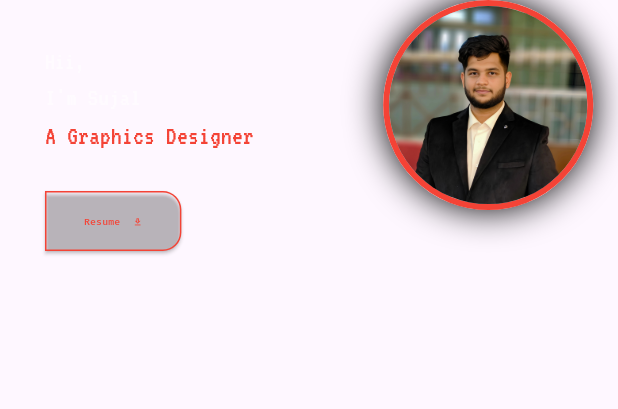
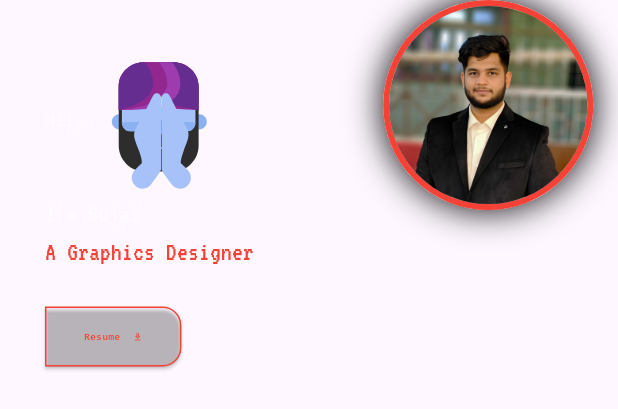
Before and after one commit to geeksks88/personal_portfolio, a Flutter app: the MiddleDesktop widget shown alone on an empty page, opened directly, on a phone screen of 412 x 824 dp. Shown: the top 409 px of the screen. Run offline on Flutter 3.47's test engine with Material 3 defaults, Android fonts, the phone set to English and light mode, and no system bars; drawn by our look-alikes of animated_text_kit; our stand-ins replace google_fonts, line_icons, lottie, shared_preferences; missing offline and left inert: circle_list, dart:html; accounts and stored records are empty.

Commit message:
added namaste

```diff
--- a/lib/widgets/middle_desktop.dart
+++ b/lib/widgets/middle_desktop.dart
@@ -1,7 +1,7 @@
 import 'package:animated_text_kit/animated_text_kit.dart';
 import 'package:flutter/material.dart';
 import 'package:google_fonts/google_fonts.dart';
-// import 'package:lottie/lottie.dart';
+import 'package:lottie/lottie.dart';
 import 'package:my_portfolio_main/constants/colors.dart';
 import 'package:my_portfolio_main/styles/text_styles.dart';
 import 'package:url_launcher/url_launcher.dart';
@@ -28,9 +28,14 @@ class MiddleDesktop extends StatelessWidget {
               mainAxisAlignment: MainAxisAlignment.start,
               crossAxisAlignment: CrossAxisAlignment.start,
               children: [
-                Text(
-                  "Hii,",
-                  style: TextStyles(screenWidth: screenWidth * 1.2).introS,
+                Row(
+                  children: [
+                    Text(
+                      "Hii,",
+                      style: TextStyles(screenWidth: screenWidth * 1.2).introS,
+                    ),
+                    Lottie.asset("assets/animations/namaste.json", width: 100),
+                  ],
                 ),
                 Text(
                   "I'm Sujal",
```
Also changed, not shown: lib/widgets/skills_desktop.dart (+5 -5 lines).
